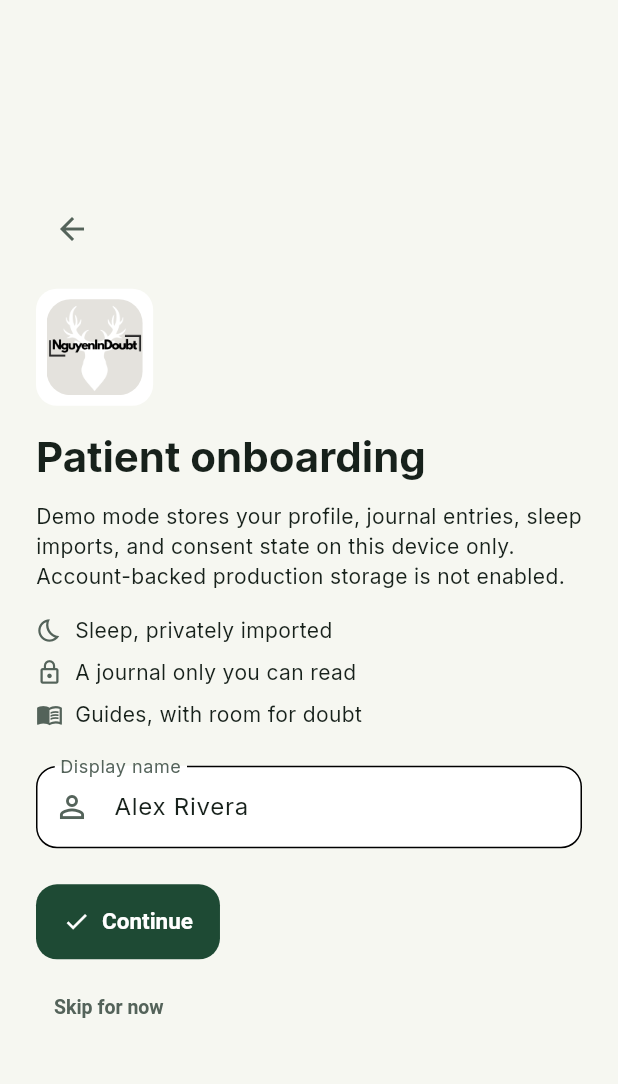
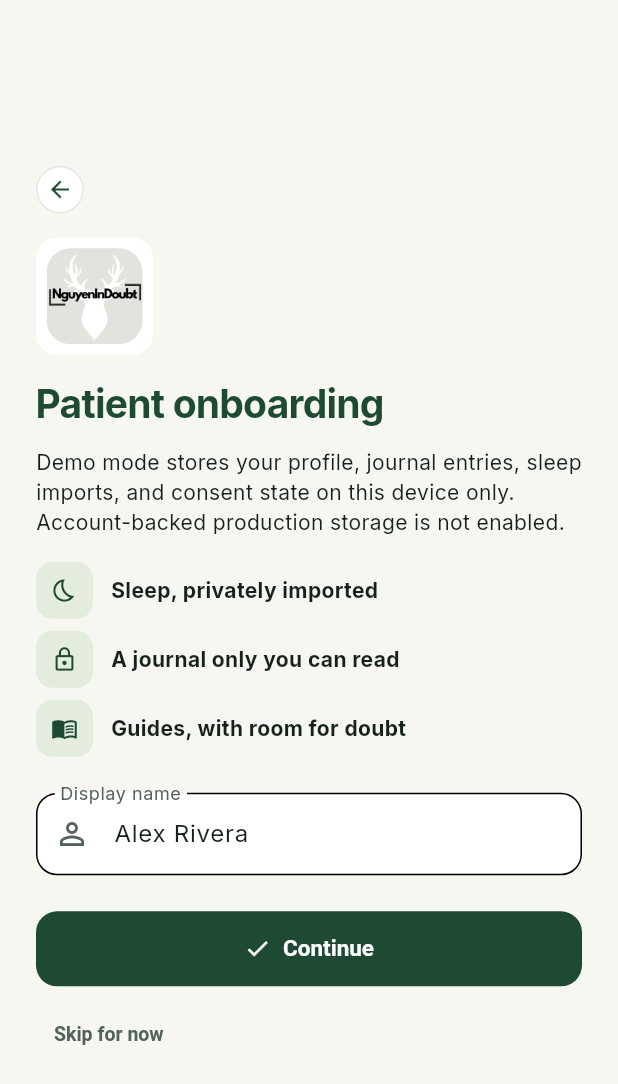
Before and after one commit to tnguyen2791/nguyenindoubt-app, a Flutter app: the screen it shows after launch, scrolled down 115 dp, after a tap on "Get started", on a phone screen of 412 x 824 dp. Shown: the top 1084 px of the screen. Run offline on Flutter 3.47's test engine with Material 3 defaults, Android fonts, the phone set to English and light mode, and no system bars; our stand-ins replace cloud_firestore, firebase_auth, shared_preferences; missing offline and left inert: health; accounts and stored records are empty.

Commit message:
feat(11-fidelity-pass2): splash/welcome/onboarding/first-run chrome
brand_splash:
- Wordmark -> RichText 'Nguyen'+ember'In'+'Doubt' (w700, letterSpacing -0.84), keyed _BrandWordmark
- Drop the decorative 32x2 ember divider bar (ember = meaning, not decoration)

app_shell (welcome + onboarding):
- Welcome headline canopy + -0.02em tracking (was ink, untracked)
- Welcome 'Get started' + onboarding 'Continue' CTAs full-width via SizedBox(infinity)
- Onboarding back button in a 32x32 circle (white fill, canopy@14% border, canopy chevron)
- Expectation-bullet icons in 38x38 mint tile radius 11 (--r-tile), canopy icon, label w700
- Onboarding page title 28 -> 26px, ink -> canopy, -0.02em tracking

patient_first_run:
- Heading 20 -> 24px + -0.02em tracking; sub 14 ink -> 13 slate; CTA full-width
- SKIP progress dots (intentional per spec)

Locked guards honored: 'I'm a clinician' stays a quiet slate TextButton, stag panel +
PatientFirstRun structure preserved, verbatim consent/safety/reset copy byte-for-byte.
Coupled test: brand_splash_test asserts the ember 'In' wordmark span (splashKey unchanged).

Co-Authored-By: Claude Fable 5 <noreply@anthropic.com>

```diff
--- a/lib/screens/app_shell.dart
+++ b/lib/screens/app_shell.dart
@@ -378,18 +378,28 @@ class _HeroCopy extends StatelessWidget {
       children: [
         const BrandMark(size: 82),
         const SizedBox(height: NidSpace.l),
-        Text('NguyenInDoubt', style: Theme.of(context).textTheme.displaySmall),
+        Text(
+          'NguyenInDoubt',
+          style: Theme.of(context).textTheme.displaySmall?.copyWith(
+            color: NidColors.canopy,
+            letterSpacing: -0.64,
+          ),
+        ),
         const SizedBox(height: NidSpace.m),
         Text(
           'Sleep data, private reflection, and mental-health guides with enough humility to leave room for doubt.',
           style: Theme.of(context).textTheme.bodyLarge,
         ),
         const SizedBox(height: NidSpace.xl),
-        // Single patient-first primary action (ONB-02).
-        FilledButton.icon(
+        // Single patient-first primary action (ONB-02), full-width; the
+        // radius/pad/weight come from the pass-1 filledButton theme.
+        SizedBox(
+          width: double.infinity,
+          child: FilledButton.icon(
             onPressed: onPatient,
             icon: const Icon(Icons.person_add_alt_outlined),
             label: const Text('Get started'),
+          ),
         ),
         const SizedBox(height: NidSpace.m),
         // Required local-only disclosure, kept but lowered to calm
@@ -460,17 +470,43 @@ class _PatientOnboardingScreenState extends State<_PatientOnboardingScreen> {
                 mainAxisSize: MainAxisSize.min,
                 crossAxisAlignment: CrossAxisAlignment.start,
                 children: [
-                  IconButton(
-                    tooltip: 'Back',
-                    onPressed: widget.onBack,
-                    icon: const Icon(Icons.arrow_back_outlined),
+                  // Back affordance in a calm 32x32 circle — white fill, a
+                  // 1px canopy@14% hairline, canopy chevron.
+                  SizedBox(
+                    width: 32,
+                    height: 32,
+                    child: Material(
+                      color: Colors.white,
+                      shape: CircleBorder(
+                        side: BorderSide(
+                          color: NidColors.canopy.withValues(alpha: 0.14),
+                        ),
+                      ),
+                      clipBehavior: Clip.antiAlias,
+                      child: InkWell(
+                        onTap: widget.onBack,
+                        customBorder: const CircleBorder(),
+                        child: const Tooltip(
+                          message: 'Back',
+                          child: Icon(
+                            Icons.arrow_back_outlined,
+                            size: 18,
+                            color: NidColors.canopy,
+                          ),
+                        ),
+                      ),
+                    ),
                   ),
                   const SizedBox(height: NidSpace.l),
                   const BrandMark(size: 64),
                   const SizedBox(height: NidSpace.l),
                   Text(
                     'Patient onboarding',
-                    style: Theme.of(context).textTheme.headlineMedium,
+                    style: Theme.of(context).textTheme.headlineMedium?.copyWith(
+                      fontSize: 26,
+                      color: NidColors.canopy,
+                      letterSpacing: -0.52,
+                    ),
                   ),
                   const SizedBox(height: NidSpace.m),
                   Text(
@@ -509,13 +545,16 @@ class _PatientOnboardingScreenState extends State<_PatientOnboardingScreen> {
                     },
                   ),
                   const SizedBox(height: NidSpace.xl),
-                  FilledButton.icon(
-                    // An empty or whitespace-only name cannot submit (ONB-03).
+                  SizedBox(
+                    width: double.infinity,
+                    child: FilledButton.icon(
+                      // An empty/whitespace-only name cannot submit (ONB-03).
                       onPressed: trimmed.isEmpty
                           ? null
                           : () => widget.onComplete(_nameController.text),
                       icon: const Icon(Icons.check_outlined),
                       label: const Text('Continue'),
+                    ),
                   ),
                   const SizedBox(height: NidSpace.s),
                   TextButton(
@@ -545,10 +584,24 @@ class _ExpectationBullet extends StatelessWidget {
   Widget build(BuildContext context) {
     return Row(
       children: [
-        Icon(icon, size: 18, color: NidColors.slate),
-        const SizedBox(width: NidSpace.s),
+        Container(
+          width: 38,
+          height: 38,
+          alignment: Alignment.center,
+          decoration: BoxDecoration(
+            color: NidColors.mint,
+            borderRadius: BorderRadius.circular(NidRadius.tile),
+          ),
+          child: Icon(icon, size: 18, color: NidColors.canopy),
+        ),
+        const SizedBox(width: NidSpace.m),
         Expanded(
-          child: Text(label, style: Theme.of(context).textTheme.bodyMedium),
+          child: Text(
+            label,
+            style: Theme.of(
+              context,
+            ).textTheme.bodyMedium?.copyWith(fontWeight: FontWeight.w700),
+          ),
         ),
       ],
     );
--- a/lib/screens/brand_splash.dart
+++ b/lib/screens/brand_splash.dart
@@ -101,7 +101,6 @@ class _BrandSplashView extends StatelessWidget {
 
   @override
   Widget build(BuildContext context) {
-    final theme = Theme.of(context);
     final markFade = CurvedAnimation(
       parent: controller,
       curve: const Interval(0.0, 0.4, curve: Curves.easeOut),
@@ -141,26 +140,9 @@ class _BrandSplashView extends StatelessWidget {
               opacity: wordmarkFade,
               child: SlideTransition(
                 position: wordmarkRise,
-                child: Column(
-                  mainAxisSize: MainAxisSize.min,
-                  children: [
-                    Text(
-                      'NguyenInDoubt',
-                      style: theme.textTheme.headlineMedium?.copyWith(
-                        color: NidColors.canopy,
-                      ),
-                    ),
-                    const SizedBox(height: NidSpace.m),
-                    Container(
-                      width: 32,
-                      height: 2,
-                      decoration: BoxDecoration(
-                        color: NidColors.ember,
-                        borderRadius: BorderRadius.circular(NidRadius.pill),
-                      ),
-                    ),
-                  ],
-                ),
+                // Wordmark with the ember "In" carrying meaning (doubt), not
+                // decoration — so the old ember divider bar is dropped.
+                child: const _BrandWordmark(),
               ),
             ),
           ],
@@ -169,3 +151,37 @@ class _BrandSplashView extends StatelessWidget {
     );
   }
 }
+
+/// The brand wordmark: `Nguyen` + ember `In` (the doubt) + `Doubt`, all Inter
+/// w700 with -0.03em tracking (letterSpacing -0.84 @28). The ember span is
+/// meaning, not decoration.
+class _BrandWordmark extends StatelessWidget {
+  const _BrandWordmark();
+
+  /// Marker so tests can assert the wordmark after the RichText change.
+  static const Key wordmarkKey = Key('brand-wordmark');
+
+  @override
+  Widget build(BuildContext context) {
+    const base = TextStyle(
+      fontSize: 28,
+      fontWeight: FontWeight.w700,
+      letterSpacing: -0.84,
+      color: NidColors.canopy,
+    );
+    return Text.rich(
+      const TextSpan(
+        style: base,
+        children: [
+          TextSpan(text: 'Nguyen'),
+          TextSpan(
+            text: 'In',
+            style: TextStyle(color: NidColors.ember),
+          ),
+          TextSpan(text: 'Doubt'),
+        ],
+      ),
+      key: wordmarkKey,
+    );
+  }
+}
--- a/lib/screens/patient_first_run.dart
+++ b/lib/screens/patient_first_run.dart
@@ -38,17 +38,24 @@ class PatientFirstRun extends StatelessWidget {
           Text(
             "Start with last night's sleep",
             textAlign: TextAlign.center,
-            style: Theme.of(context).textTheme.titleLarge,
+            style: Theme.of(context).textTheme.titleLarge?.copyWith(
+              fontSize: 24,
+              letterSpacing: -0.48,
+            ),
           ),
           const SizedBox(height: NidSpace.s),
           Text(
             'Import requests sleep-only access before anything is read — '
             'we only ever look at your sleep, never your journal.',
             textAlign: TextAlign.center,
-            style: Theme.of(context).textTheme.bodyMedium,
+            style: Theme.of(
+              context,
+            ).textTheme.bodySmall?.copyWith(color: NidColors.slate),
           ),
           const SizedBox(height: NidSpace.l),
-          FilledButton.icon(
+          SizedBox(
+            width: double.infinity,
+            child: FilledButton.icon(
               onPressed: importDisabled ? null : state.importMockSleep,
               icon: state.isBusy
                   ? const SizedBox(
@@ -59,6 +66,7 @@ class PatientFirstRun extends StatelessWidget {
                   : const Icon(Icons.download_outlined),
               label: const Text('Import sleep'),
             ),
+          ),
         ],
       ),
     );
```
Also changed, not shown: 1 other file. Lines whose indentation alone changed are shown as unchanged.
